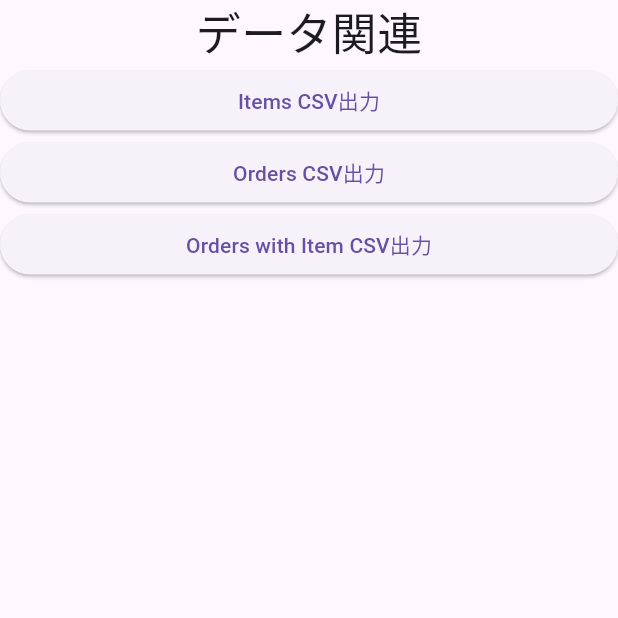
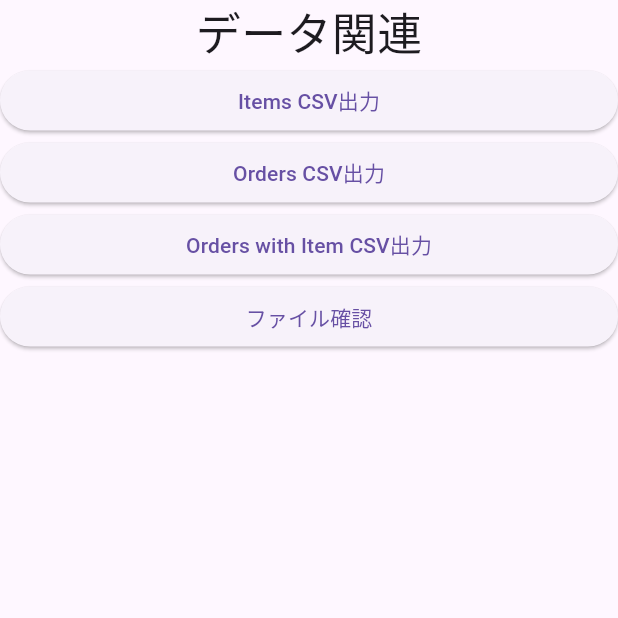
Before and after one commit to arafipro/take_orders_app, a Flutter app: the DataManagementPage screen opened directly, on a phone screen of 412 x 824 dp, the top half of it. Run offline on Flutter 3.47's test engine with Material 2 defaults, Android fonts, the phone set to English and light mode, and no system bars; our stand-ins replace csv, drift; accounts and stored records are empty; generated files the repository leaves out were written again.

Commit message:
出力されたCSVファイルの有無の確認#30

```diff
--- a/lib/pages/data_mgmt_page.dart
+++ b/lib/pages/data_mgmt_page.dart
@@ -1,5 +1,6 @@
 import "package:flutter/material.dart";
 import "package:take_orders_app/repository/orders_repository.dart";
+import "package:take_orders_app/utils/check_files.dart";
 import "package:take_orders_app/utils/create_csv.dart";
 
 class DataManagementPage extends StatelessWidget {
@@ -44,6 +45,14 @@ class DataManagementPage extends StatelessWidget {
                       },
                       child: const Text("Orders with Item CSV出力")),
                 ),
+                SizedBox(
+                  width: double.infinity,
+                  child: ElevatedButton(
+                      onPressed: () async {
+                        checkFiles();
+                      },
+                      child: const Text("ファイル確認")),
+                ),
               ],
             ),
           ],
```
Also changed, not shown: lib/utils/check_files.dart (added, +20 -0 lines).
